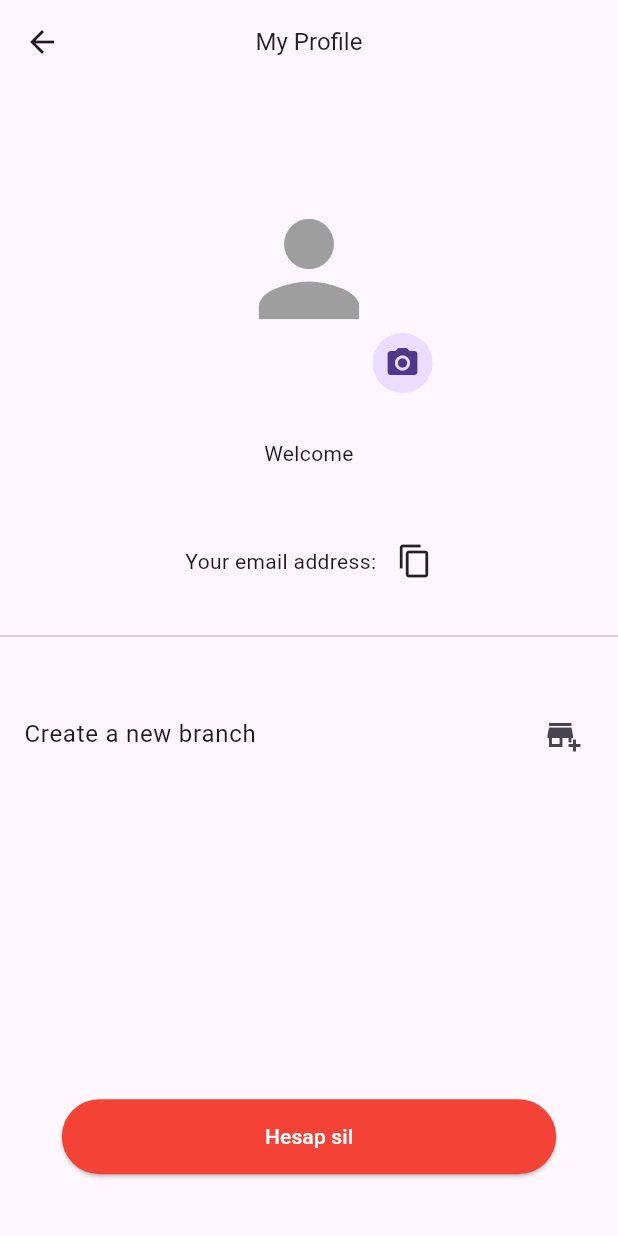
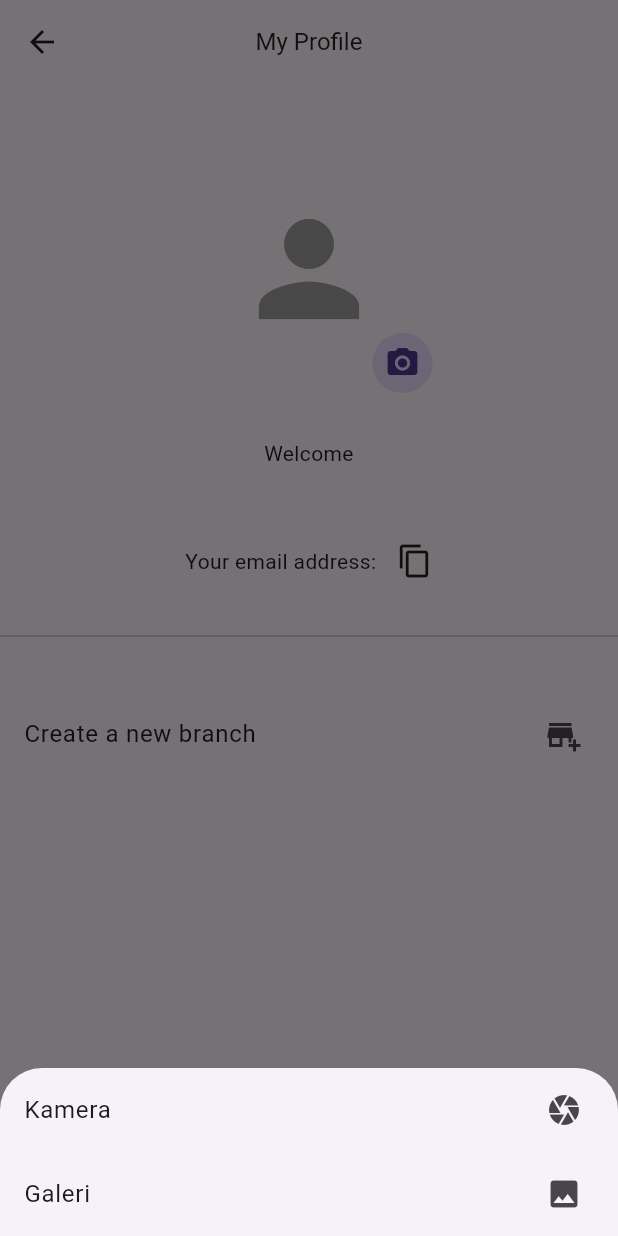
Before and after one commit to ertugrulcakici/Booking-Manager, a Flutter app: the ProfileView screen opened directly, after a tap on the "camera alt" icon, on a phone screen of 412 x 824 dp. Run offline on Flutter 3.47's test engine with Material 2 defaults, Android fonts, the phone set to English and light mode, and no system bars; our stand-ins replace cached_network_image, cloud_firestore, easy_localization, firebase_auth, firebase_core, firebase_storage and 5 more; missing offline and left inert: syncfusion_localizations; accounts and stored records are empty; generated files the repository leaves out were written again.

Commit message:
profile picture added

```diff
--- a/lib/view/admin/branch_workers/branch_workers_view.dart
+++ b/lib/view/admin/branch_workers/branch_workers_view.dart
@@ -1,4 +1,5 @@
 import 'package:bookingmanager/core/services/localization/locale_keys.g.dart';
+import 'package:bookingmanager/product/widgets/profile_picture.dart';
 import 'package:easy_localization/easy_localization.dart';
 import 'package:flutter/material.dart';
 import 'package:flutter_riverpod/flutter_riverpod.dart';
@@ -60,7 +61,7 @@ class _BranchWorkersState extends ConsumerState<BranchWorkersView> {
   Widget _userItemTile(int index) {
     UserModel worker = _branch.users[index];
     return ListTile(
-      leading: const CircleAvatar(child: Icon(Icons.person)),
+      leading: ProfilePictureWidget(photoUrl: worker.photoUrl, size: 36),
       title: Text(worker.displayName),
       subtitle: Text(worker.email),
       trailing: InkWell(
--- a/lib/view/auth/profile/profile_view.dart
+++ b/lib/view/auth/profile/profile_view.dart
@@ -1,12 +1,15 @@
 import 'package:bookingmanager/core/services/localization/locale_keys.g.dart';
+import 'package:bookingmanager/product/widgets/profile_picture.dart';
 import 'package:easy_localization/easy_localization.dart';
 import 'package:flutter/material.dart';
 import 'package:flutter/services.dart';
 import 'package:flutter_riverpod/flutter_riverpod.dart';
+import 'package:image_picker/image_picker.dart';
 
 import '../../../core/services/firebase/auth/auth_service.dart';
 import '../../../core/utils/popup_helper.dart';
 import '../../../product/providers/provider_manager.dart';
+import 'profile_notifier.dart';
 
 part 'create_branch_dialog.dart';
 
@@ -17,6 +20,9 @@ class ProfileView extends ConsumerStatefulWidget {
 }
 
 class _ProfileViewState extends ConsumerState<ProfileView> {
+  final AutoDisposeChangeNotifierProvider<ProfileNotifier> provider =
+      ChangeNotifierProvider.autoDispose((ref) => ProfileNotifier());
+
   @override
   Widget build(BuildContext context) {
     return Scaffold(
@@ -62,24 +68,24 @@ class _ProfileViewState extends ConsumerState<ProfileView> {
         child: Stack(
           children: [
             Positioned.fill(
-              child: ClipRRect(
-                borderRadius: BorderRadius.circular(100),
-                child: AuthService.instance.userModel!.photoUrl.isEmpty
-                    ? const Icon(Icons.person, size: 100, color: Colors.grey)
-                    : Image.network(
-                        AuthService.instance.userModel!.photoUrl,
-                        errorBuilder: (context, error, stackTrace) =>
-                            const Icon(Icons.person,
-                                size: 100, color: Colors.grey),
-                      ),
-              ),
-            ),
+                child: ref.watch(provider).profilePhotoChanging
+                    ? const Center(child: CircularProgressIndicator())
+                    : ClipRRect(
+                        borderRadius: BorderRadius.circular(100),
+                        child: AuthService.instance.userModel!.photoUrl.isEmpty
+                            ? const Icon(Icons.person,
+                                size: 100, color: Colors.grey)
+                            : ProfilePictureWidget(
+                                size: 100,
+                                photoUrl:
+                                    AuthService.instance.userModel!.photoUrl),
+                      )),
             Positioned(
               bottom: 0,
               right: 0,
               child: CircleAvatar(
                 child: IconButton(
-                  onPressed: () {},
+                  onPressed: _showImagePicker,
                   icon: const Icon(Icons.camera_alt),
                 ),
               ),
@@ -108,7 +114,6 @@ class _ProfileViewState extends ConsumerState<ProfileView> {
           children: [
             Text(LocaleKeys.profile_your_email
                 .tr(args: [AuthService.instance.userModel!.email])),
-            // Text("E-postanız: ${AuthService.instance.userModel!.email}"),
             const SizedBox(width: 10),
             const Icon(Icons.copy),
           ],
@@ -155,4 +160,33 @@ class _ProfileViewState extends ConsumerState<ProfileView> {
       child: const Text("Hesap sil"),
     );
   }
+
+  void _showImagePicker() {
+    // TODO: localization
+    showModalBottomSheet(
+        context: context,
+        builder: (context) {
+          return Padding(
+            padding: MediaQuery.paddingOf(context),
+            child: Column(mainAxisSize: MainAxisSize.min, children: [
+              ListTile(
+                title: const Text("Kamera"),
+                trailing: const Icon(Icons.camera),
+                onTap: () {
+                  Navigator.pop(context);
+                  ref.read(provider).changePhoto(ImageSource.camera);
+                },
+              ),
+              ListTile(
+                title: const Text("Galeri"),
+                trailing: const Icon(Icons.photo),
+                onTap: () {
+                  Navigator.pop(context);
+                  ref.read(provider).changePhoto(ImageSource.gallery);
+                },
+              ),
+            ]),
+          );
+        });
+  }
 }
--- a/lib/view/main/home/home_view.dart
+++ b/lib/view/main/home/home_view.dart
@@ -16,6 +16,7 @@ import 'package:syncfusion_flutter_calendar/calendar.dart';
 import '../../../core/services/firebase/auth/auth_service.dart';
 import '../../../core/services/navigation/navigation_service.dart';
 import '../../../product/models/branch_model.dart';
+import '../../../product/widgets/profile_picture.dart';
 import '../../admin/branch_expenses/branch_expenses_view.dart';
 import '../../admin/branch_settings/branch_settings_view.dart';
 import '../../admin/branch_workers/branch_workers_view.dart';
--- a/pubspec.yaml
+++ b/pubspec.yaml
@@ -22,6 +22,9 @@ dependencies:
   flutter_localizations:
     sdk: flutter
   syncfusion_flutter_charts: ^22.2.8
+  cached_network_image: ^3.2.3
+  firebase_storage: ^11.2.6
+  image_picker: ^1.0.2
 
 dev_dependencies:
   flutter_test:
```
Also changed, not shown: lib/product/widgets/profile_picture.dart (added, +69 -0 lines), lib/view/auth/profile/profile_notifier.dart (+54 -1 lines), lib/view/main/home/widget/set_session_dialog.dart (+14 -3 lines), pubspec.lock.
